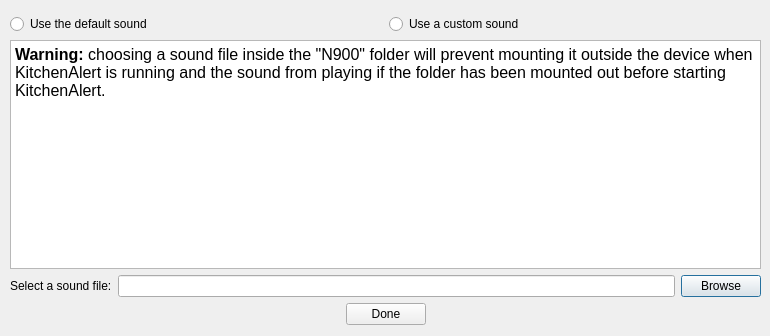
helihyv/KitchenAlert, file src/selectsounddialog.ui: the form before one commit.
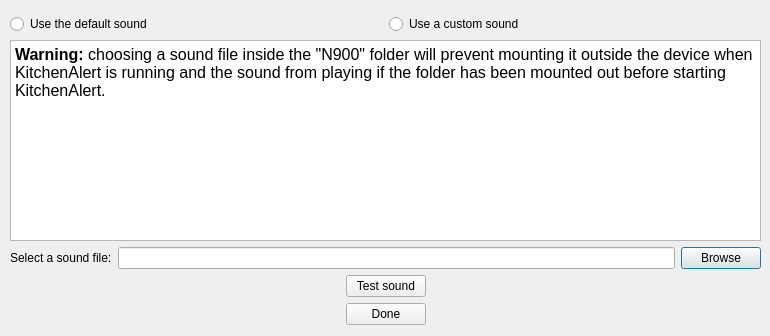
The form after the commit.

Commit message: Bugfixes saving a timer no longer clears the selection "new timer" -button now reacts to "clicking" (pressing and releasing) insteads of just pressing for consistency with other buttons

```diff
--- a/src/selectsounddialog.ui
+++ b/src/selectsounddialog.ui
@@ -58,9 +58,9 @@
        <string>&lt;!DOCTYPE HTML PUBLIC &quot;-//W3C//DTD HTML 4.0//EN&quot; &quot;http://www.w3.org/TR/REC-html40/strict.dtd&quot;&gt;
 &lt;html&gt;&lt;head&gt;&lt;meta name=&quot;qrichtext&quot; content=&quot;1&quot; /&gt;&lt;style type=&quot;text/css&quot;&gt;
 p, li { white-space: pre-wrap; }
-&lt;/style&gt;&lt;/head&gt;&lt;body style=&quot; font-family:'Sans Serif'; font-size:16pt; font-weight:400; font-style:normal;&quot;&gt;
-&lt;p style=&quot; margin-top:0px; margin-bottom:0px; margin-left:0px; margin-right:0px; -qt-block-indent:0; text-indent:0px;&quot;&gt;&lt;span style=&quot; font-size:12pt; font-weight:600;&quot;&gt;Warning:&lt;/span&gt;&lt;span style=&quot; font-size:12pt;&quot;&gt; choosing a sound file inside the &amp;quot;N900&amp;quot; folder will prevent mounting it outside the device when KitchenAlert is running and the sound from playing if the folder has been mounted out before starting KitchenAlert.&lt;/span&gt;&lt;/p&gt;
-&lt;p style=&quot;-qt-paragraph-type:empty; margin-top:0px; margin-bottom:0px; margin-left:0px; margin-right:0px; -qt-block-indent:0; text-indent:0px; font-size:12pt;&quot;&gt;&lt;/p&gt;&lt;/body&gt;&lt;/html&gt;</string>
+&lt;/style&gt;&lt;/head&gt;&lt;body style=&quot; font-family:'Ubuntu'; font-size:16pt; font-weight:400; font-style:normal;&quot;&gt;
+&lt;p style=&quot; margin-top:0px; margin-bottom:0px; margin-left:0px; margin-right:0px; -qt-block-indent:0; text-indent:0px;&quot;&gt;&lt;span style=&quot; font-family:'Sans Serif'; font-size:12pt; font-weight:600;&quot;&gt;Warning:&lt;/span&gt;&lt;span style=&quot; font-family:'Sans Serif'; font-size:12pt;&quot;&gt; choosing a sound file inside the &amp;quot;N900&amp;quot; folder will prevent mounting it outside the device when KitchenAlert is running and the sound from playing if the folder has been mounted out before starting KitchenAlert.&lt;/span&gt;&lt;/p&gt;
+&lt;p style=&quot;-qt-paragraph-type:empty; margin-top:0px; margin-bottom:0px; margin-left:0px; margin-right:0px; -qt-block-indent:0; text-indent:0px; font-family:'Sans Serif'; font-size:12pt;&quot;&gt;&lt;/p&gt;&lt;/body&gt;&lt;/html&gt;</string>
       </property>
      </widget>
     </item>
@@ -85,6 +85,43 @@
       </item>
      </layout>
     </item>
+    <item>
+     <layout class="QHBoxLayout" name="horizontalLayout_5">
+      <item>
+       <spacer name="horizontalSpacer_4">
+        <property name="orientation">
+         <enum>Qt::Horizontal</enum>
+        </property>
+        <property name="sizeHint" stdset="0">
+         <size>
+          <width>40</width>
+          <height>20</height>
+         </size>
+        </property>
+       </spacer>
+      </item>
+      <item>
+       <widget class="QPushButton" name="TestButton">
+        <property name="text">
+         <string>Test sound</string>
+        </property>
+       </widget>
+      </item>
+      <item>
+       <spacer name="horizontalSpacer_3">
+        <property name="orientation">
+         <enum>Qt::Horizontal</enum>
+        </property>
+        <property name="sizeHint" stdset="0">
+         <size>
+          <width>40</width>
+          <height>20</height>
+         </size>
+        </property>
+       </spacer>
+      </item>
+     </layout>
+    </item>
     <item>
      <layout class="QHBoxLayout" name="horizontalLayout_4">
       <item>
```
The commit also changes 10 other files.
